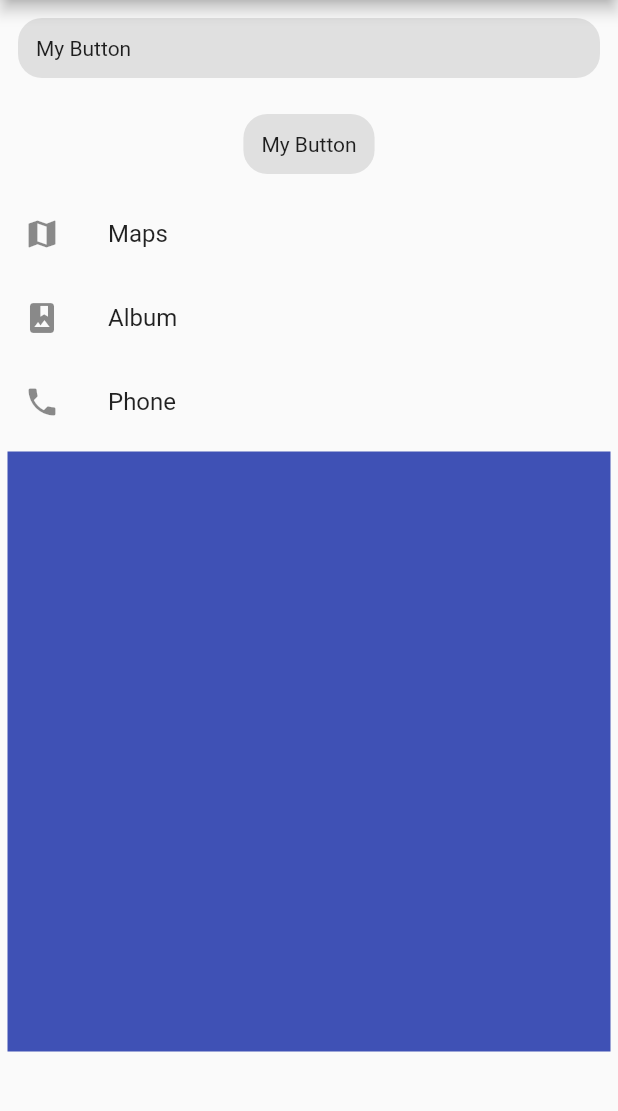
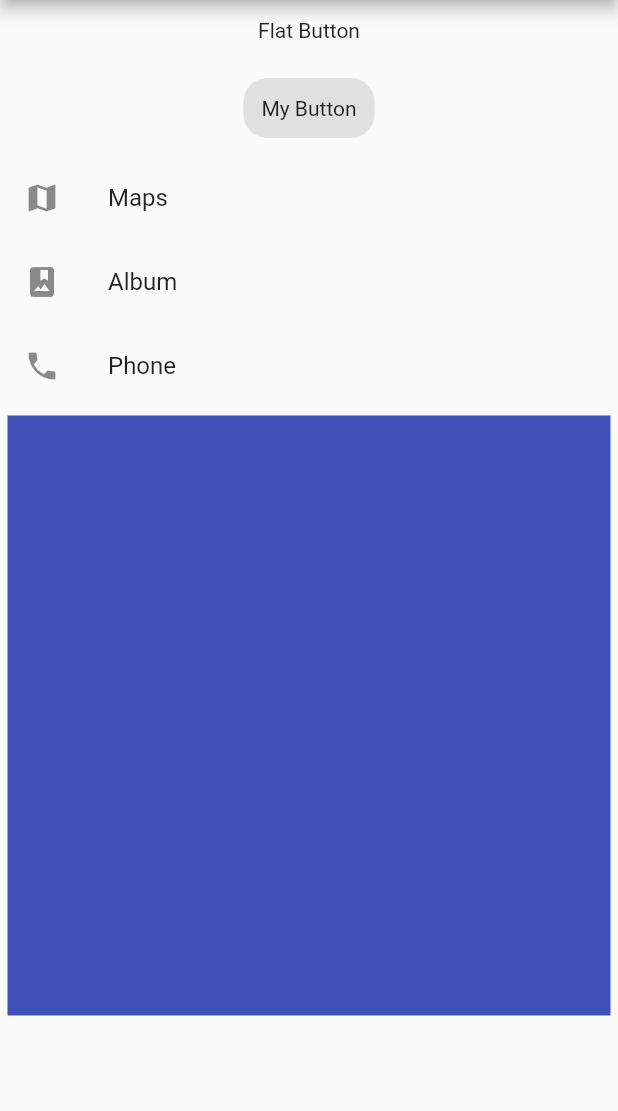
Before and after one commit to pepix/Flutter-Cookbook, a Flutter app: the screen it shows after launch, on a phone screen of 412 x 824 dp, the part 84-1195 px from its top. Run offline on Flutter 3.47's test engine with Material 2 defaults, Android fonts, the phone set to English and light mode, and no system bars; our stand-ins replace cached_network_image.

Commit message:
add InkWell button

```diff
--- a/lib/main.dart
+++ b/lib/main.dart
@@ -28,7 +28,9 @@ class MyApp extends StatelessWidget {
 
         new ListView(
           children: <Widget>[
-            new MyButton(),
+            new Center(
+              child: new MyInkWellButton(),
+            ),
             new Center(
               child: new MyButton(),
             ),
@@ -146,3 +148,18 @@ class MyButton extends StatelessWidget {
     );
   }
 }
+
+class MyInkWellButton extends StatelessWidget {
+  @override
+  Widget build(BuildContext context) {
+    return new InkWell(
+      onTap: () {
+        Scaffold.of(context).showSnackBar(new SnackBar(content: new Text("Tap!")));
+      },
+      child: new Container(
+        padding: new EdgeInsets.all(12.0),
+        child: new Text("Flat Button"),
+      ),
+    );
+  }
+}
```
